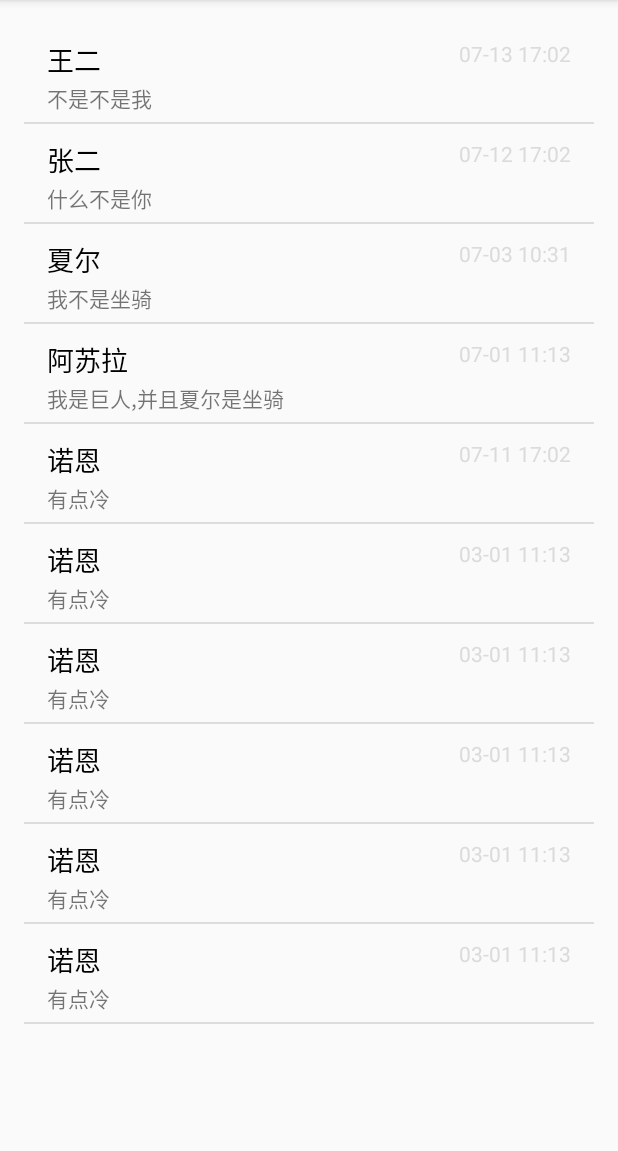
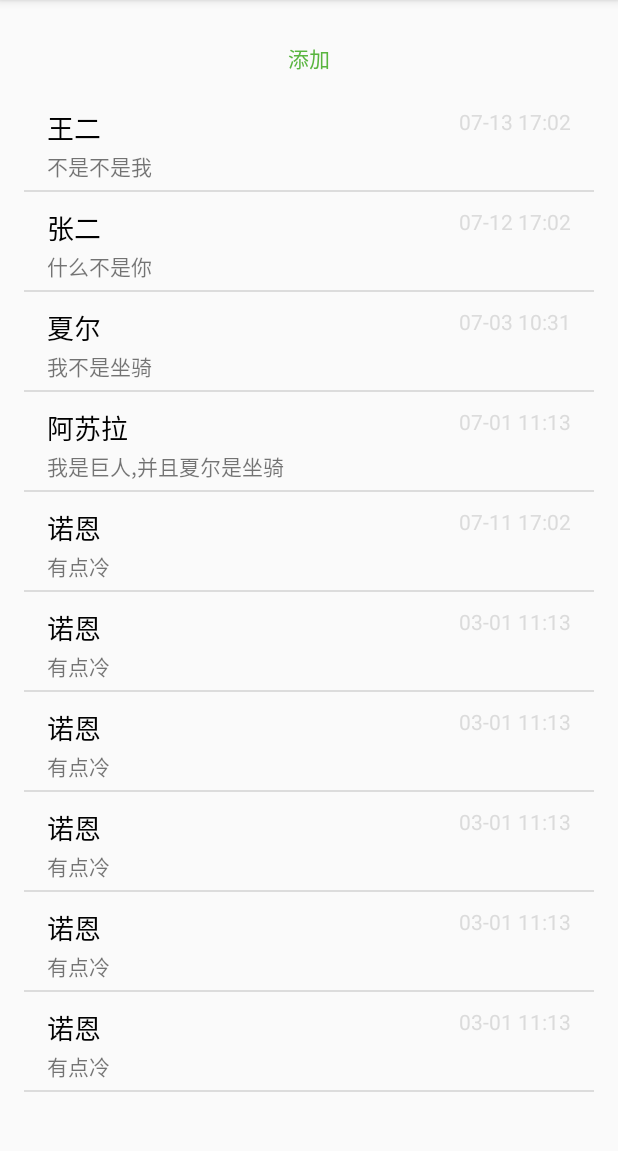
Before and after one commit to NicolasKun/MemoDemo, an Android app: the JudgeDate screen opened directly, with no data from a screen before it, on a phone screen of 412 x 824 dp, the part 84-1235 px from its top. Run offline under Robolectric (Android 15) with nearby library versions, the phone set to English and light mode, and no system bars.

Commit message:
判断日期增加可添加的功能

```diff
--- a/app/src/main/res/layout/activity_judge_date.xml
+++ b/app/src/main/res/layout/activity_judge_date.xml
@@ -1,6 +1,7 @@
 <?xml version="1.0" encoding="utf-8"?>
-<RelativeLayout xmlns:android="http://schemas.android.com/apk/res/android"
+<LinearLayout xmlns:android="http://schemas.android.com/apk/res/android"
     xmlns:tools="http://schemas.android.com/tools"
+    android:orientation="vertical"
     android:layout_width="match_parent"
     android:layout_height="match_parent"
     android:paddingBottom="@dimen/activity_vertical_margin"
@@ -8,8 +9,17 @@
     android:paddingRight="@dimen/activity_horizontal_margin"
     android:paddingTop="@dimen/activity_vertical_margin"
     tools:context="cn.leeq.util.memodemo.ui.JudgeDate">
+    <TextView
+        android:layout_width="match_parent"
+        android:layout_height="45dp"
+        android:gravity="center"
+        android:text="添加"
+        android:clickable="true"
+        android:background="?android:attr/selectableItemBackground"
+        android:id="@+id/jd_tv_add_data"
+        android:textColor="@color/colorPrimary"/>
     <cn.leeq.util.memodemo.widget.CommentListView
         android:id="@+id/jd_listview"
         android:layout_width="match_parent"
         android:layout_height="match_parent"/>
-</RelativeLayout>
+</LinearLayout>
```
Also changed, not shown: app/src/main/java/cn/leeq/util/memodemo/ui/JudgeDate.java (+60 -4 lines).
